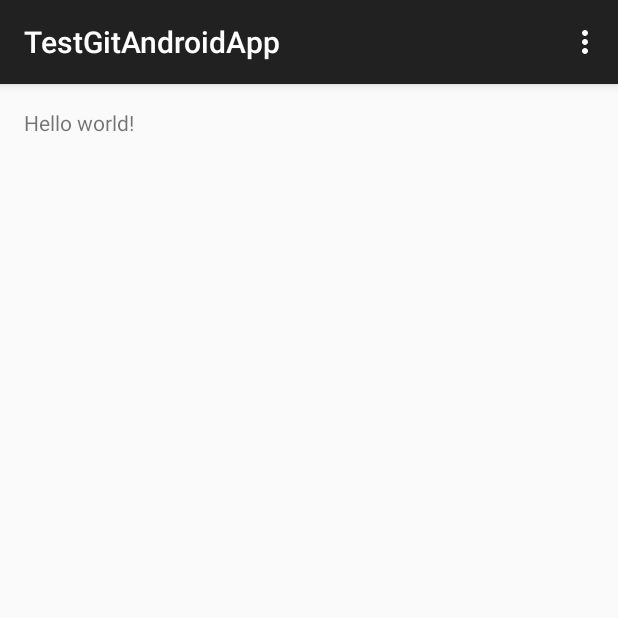
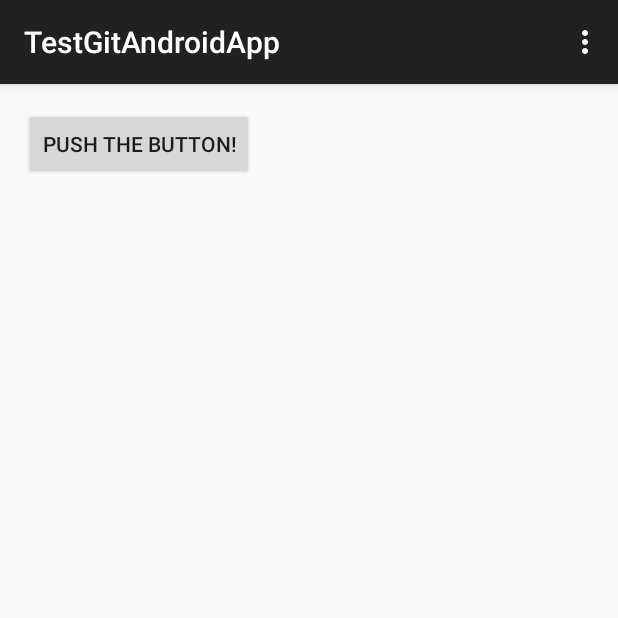
Before and after one commit to Soily/TestAndroid, an Android app: the screen it shows after launch (MainActivity), on a phone screen of 412 x 824 dp, the top half of it. Run offline under Robolectric (Android 15) with nearby library versions, the phone set to English and light mode, and no system bars.

Commit message:
Add Push-Button Add WebIntent without adding in Manifest

```diff
--- a/app/src/main/java/com/developers/basteln/testgitandroidapp/MainActivity.java
+++ b/app/src/main/java/com/developers/basteln/testgitandroidapp/MainActivity.java
@@ -1,9 +1,12 @@
 package com.developers.basteln.testgitandroidapp;
 
+import android.content.Intent;
+import android.net.Uri;
 import android.support.v7.app.ActionBarActivity;
 import android.os.Bundle;
 import android.view.Menu;
 import android.view.MenuItem;
+import android.view.View;
 
 
 public class MainActivity extends ActionBarActivity {
@@ -37,4 +40,10 @@ public class MainActivity extends ActionBarActivity {
 
         return super.onOptionsItemSelected(item);
     }
+
+    public void StartIntent(View view){
+        Uri webpage = Uri.parse("http://developer.android.com");
+        Intent webIntent = new Intent(Intent.ACTION_VIEW, webpage);
+        startActivity(webIntent);
+    }
 }
--- a/app/src/main/res/layout/activity_main.xml
+++ b/app/src/main/res/layout/activity_main.xml
@@ -5,7 +5,13 @@
     android:paddingTop="@dimen/activity_vertical_margin"
     android:paddingBottom="@dimen/activity_vertical_margin" tools:context=".MainActivity">
 
-    <TextView android:text="@string/hello_world" android:layout_width="wrap_content"
-        android:layout_height="wrap_content" />
-
+    <Button
+        android:layout_width="wrap_content"
+        android:layout_height="wrap_content"
+        android:text="@string/PushButton1"
+        android:id="@+id/button"
+        android:layout_alignParentTop="true"
+        android:layout_alignParentLeft="true"
+        android:layout_alignParentStart="true"
+        android:onClick="StartIntent"/>
 </RelativeLayout>
--- a/app/src/main/res/values/strings.xml
+++ b/app/src/main/res/values/strings.xml
@@ -3,4 +3,5 @@
 
     <string name="hello_world">Hello world!</string>
     <string name="action_settings">Settings</string>
+    <string name="PushButton1">Push The Button!</string>
 </resources>
```
